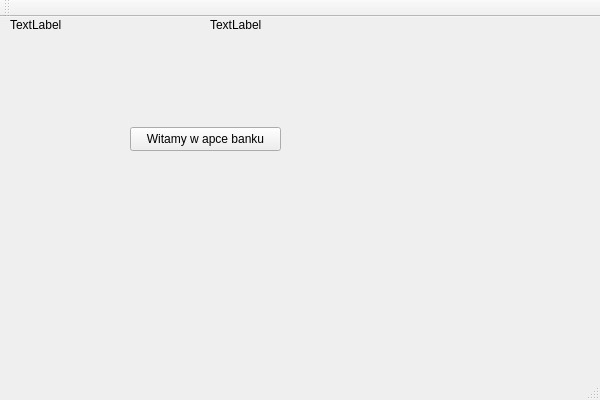
First picture: the form in QtWidgetsBank/QtWidgetsBank.ui, repository Jakyubi/QtWidgetsBank, before the edit.
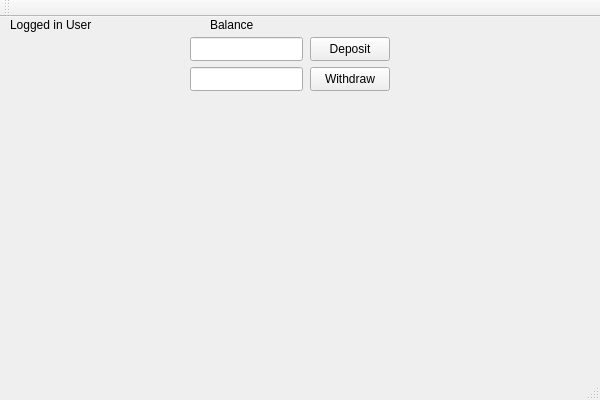
Second picture: the form after the edit.

Commit message: Deposit Money

The edit to the form file:
```diff
--- a/QtWidgetsBank/QtWidgetsBank.ui
+++ b/QtWidgetsBank/QtWidgetsBank.ui
@@ -14,19 +14,6 @@
    <string>QtWidgetsBank</string>
   </property>
   <widget class="QWidget" name="centralWidget">
-   <widget class="QPushButton" name="pushButton">
-    <property name="geometry">
-     <rect>
-      <x>130</x>
-      <y>110</y>
-      <width>151</width>
-      <height>24</height>
-     </rect>
-    </property>
-    <property name="text">
-     <string>Witamy w apce banku</string>
-    </property>
-   </widget>
    <widget class="QLabel" name="usernameLabel">
     <property name="geometry">
      <rect>
@@ -37,7 +24,7 @@
      </rect>
     </property>
     <property name="text">
-     <string>TextLabel</string>
+     <string>Logged in User</string>
     </property>
    </widget>
    <widget class="QLabel" name="balanceLabel">
@@ -50,7 +37,56 @@
      </rect>
     </property>
     <property name="text">
-     <string>TextLabel</string>
+     <string>Balance</string>
+    </property>
+   </widget>
+   <widget class="QLineEdit" name="depositlineEdit">
+    <property name="geometry">
+     <rect>
+      <x>190</x>
+      <y>20</y>
+      <width>113</width>
+      <height>24</height>
+     </rect>
+    </property>
+    <property name="text">
+     <string/>
+    </property>
+   </widget>
+   <widget class="QLineEdit" name="withdrawlineEdit">
+    <property name="geometry">
+     <rect>
+      <x>190</x>
+      <y>50</y>
+      <width>113</width>
+      <height>24</height>
+     </rect>
+    </property>
+   </widget>
+   <widget class="QPushButton" name="depositButton">
+    <property name="geometry">
+     <rect>
+      <x>310</x>
+      <y>20</y>
+      <width>80</width>
+      <height>24</height>
+     </rect>
+    </property>
+    <property name="text">
+     <string>Deposit</string>
+    </property>
+   </widget>
+   <widget class="QPushButton" name="withdrawButton">
+    <property name="geometry">
+     <rect>
+      <x>310</x>
+      <y>50</y>
+      <width>80</width>
+      <height>24</height>
+     </rect>
+    </property>
+    <property name="text">
+     <string>Withdraw</string>
     </property>
    </widget>
   </widget>
```
The commit also changes 5 other files.
